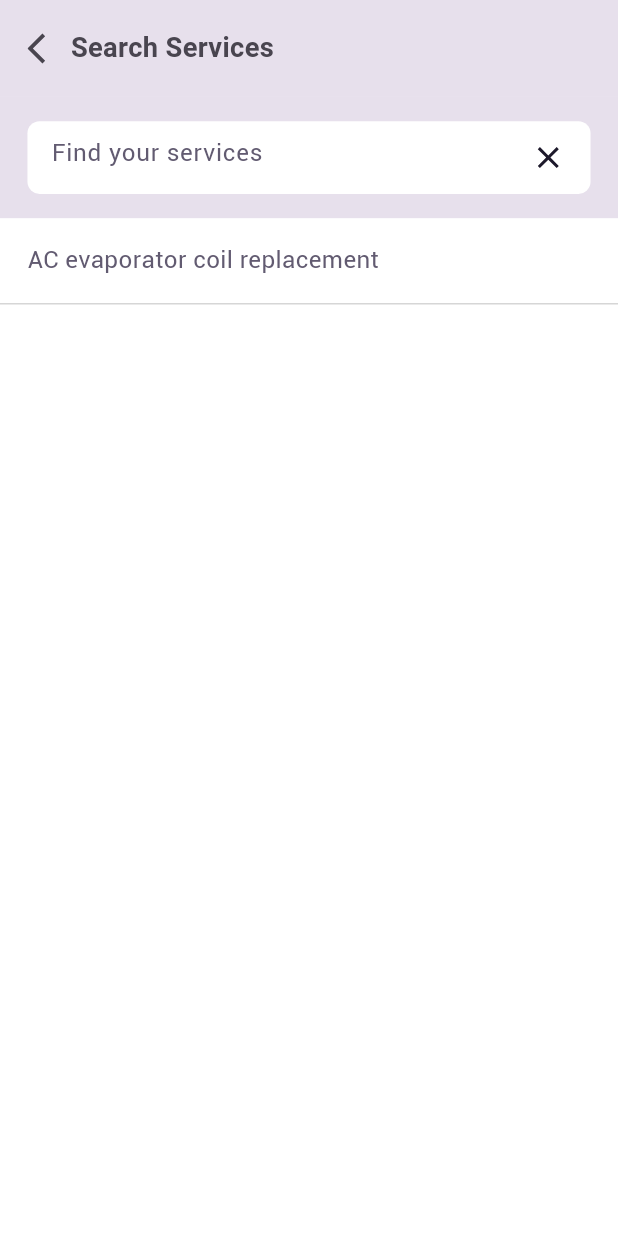
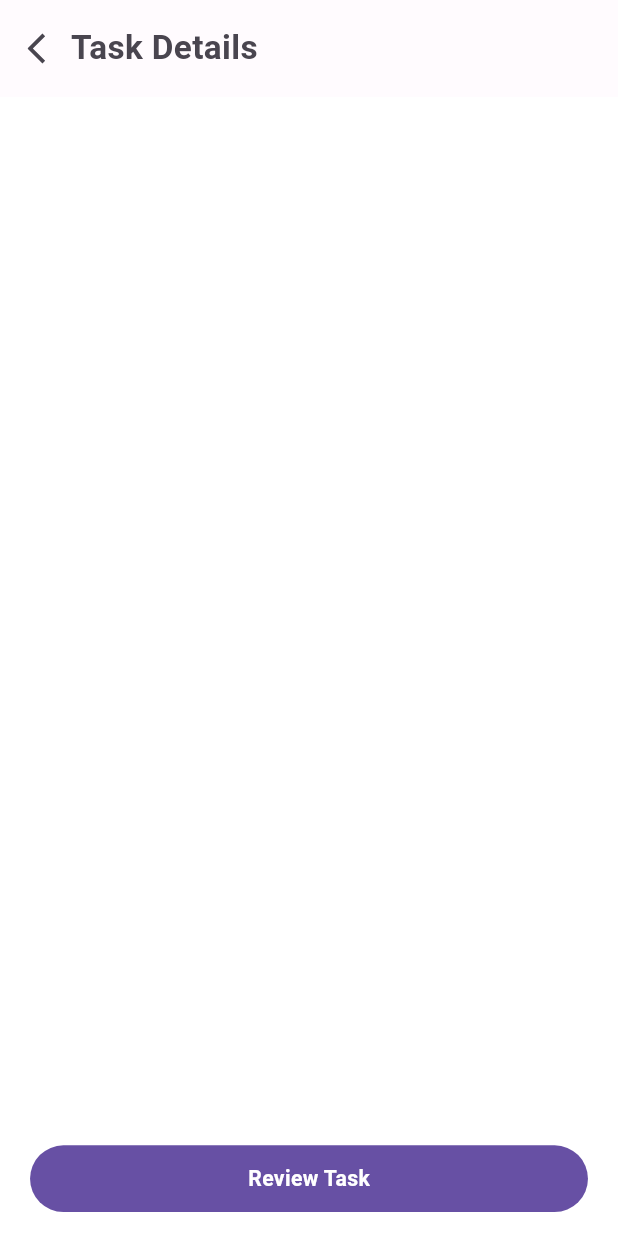
Before and after one commit to Amir-HShahi/workoo-flutter, a Flutter app: the screen it shows after launch, on a phone screen of 412 x 824 dp. Run offline on Flutter 3.47's test engine with Material 3 defaults, Android fonts, the phone set to English and light mode, and no system bars; our stand-ins replace flutter_svg, google_fonts.

Commit message:
add: custom floating button

```diff
--- a/lib/main.dart
+++ b/lib/main.dart
@@ -2,6 +2,7 @@ import 'package:flutter/material.dart';
 import 'package:workoo_flutter/utility.dart';
 import 'package:workoo_flutter/view/location.dart';
 import 'package:workoo_flutter/view/search_services.dart';
+import 'package:workoo_flutter/view/task_details.dart';
 
 void main() {
   runApp(const MyApp());
@@ -14,7 +15,7 @@ class MyApp extends StatelessWidget {
   Widget build(BuildContext context) {
     initializeScreenData(context);
     return const MaterialApp(
-      home: SearchServices(),
+      home: TaskDetails(),
     );
   }
 }
--- /dev/null
+++ b/lib/view/components/customized_floating_button.dart
@@ -0,0 +1,30 @@
+import 'package:flutter/material.dart';
+import 'package:workoo_flutter/utility.dart';
+
+class CustomizedFloatingButton extends StatelessWidget {
+  final String title;
+  final Function() onPressed;
+  const CustomizedFloatingButton({super.key, required this.title, required this.onPressed});
+
+  @override
+  Widget build(BuildContext context) {
+    return GestureDetector(
+      onTap: onPressed,
+      child: Container(
+        height: scaledHeight(44),
+        width: scaledWidth(325),
+        alignment: Alignment.center,
+        decoration: const BoxDecoration(
+          color: Color(0xff6750A4),
+          borderRadius: BorderRadius.all(Radius.circular(100))
+        ),
+        child: Text(title, style: TextStyle(
+          color: Colors.white,
+          fontSize: scaledHeight(14),
+          fontFamily: "roboto",
+          fontWeight: FontWeight.w600
+        ),),
+      ),
+    );
+  }
+}
--- /dev/null
+++ b/lib/view/task_details.dart
@@ -0,0 +1,33 @@
+import 'package:flutter/material.dart';
+import 'package:google_fonts/google_fonts.dart';
+import 'package:workoo_flutter/view/components/customized_floating_button.dart';
+
+import '../utility.dart';
+import 'components/customized_app_bar.dart';
+
+class TaskDetails extends StatelessWidget {
+  const TaskDetails({super.key});
+
+  void pressReviewTaskHandler() {}
+
+  @override
+  Widget build(BuildContext context) {
+    return Scaffold(
+      backgroundColor: Colors.white,
+      floatingActionButton: CustomizedFloatingButton(
+          title: "Review Task", onPressed: pressReviewTaskHandler),
+      floatingActionButtonLocation: FloatingActionButtonLocation.centerFloat,
+      appBar: CustomizedAppBar(
+          isTitleCentered: false,
+          color: const Color(0xfffffbfe),
+          title: Text("Task Details",
+              style: GoogleFonts.roboto(
+                  color: const Color(0xff49454F),
+                  fontWeight: FontWeight.w700,
+                  fontSize: scaledHeight(22)))),
+      body: Column(
+        children: [],
+      ),
+    );
+  }
+}
```
